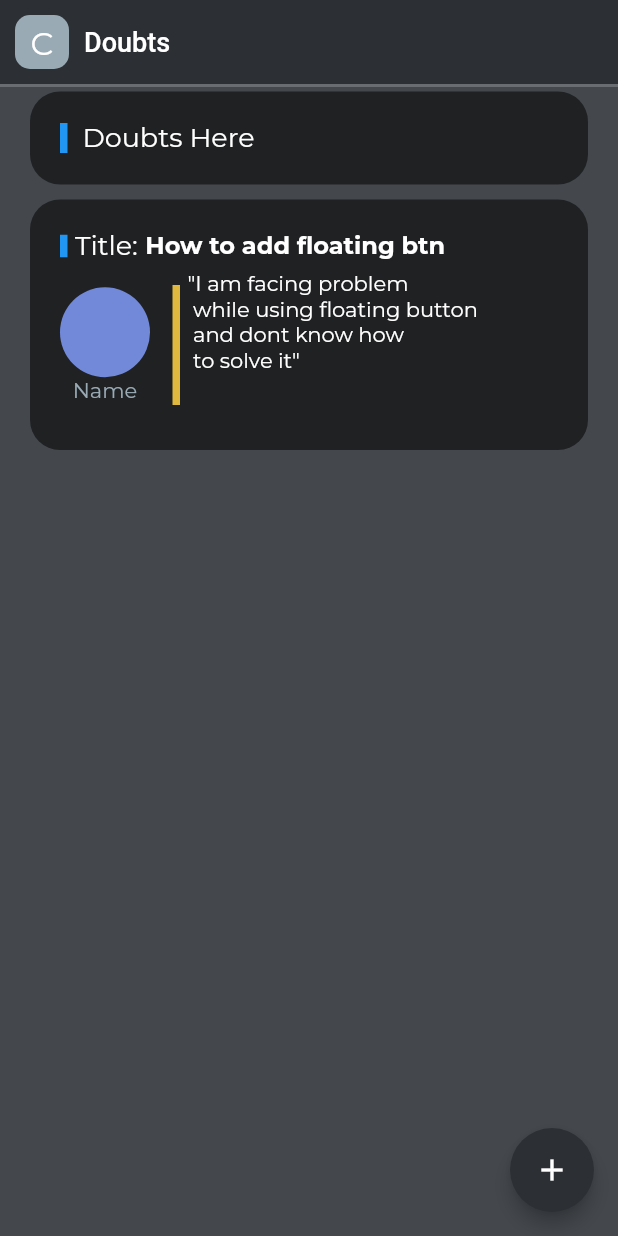
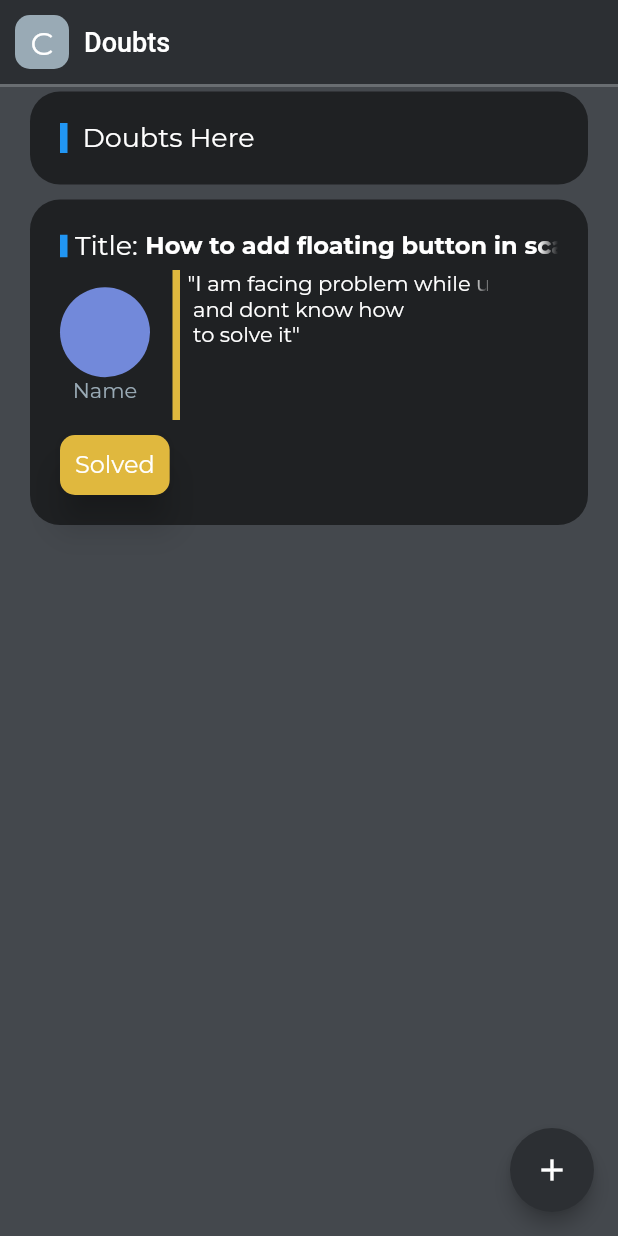
Before and after one commit to Ishwam-Garg/conatus-app-ui, a Flutter app: the doubt_page screen opened directly, on a phone screen of 412 x 824 dp. Run offline on Flutter 3.47's test engine with Material 2 defaults, Android fonts, the phone set to English and light mode, and no system bars; our stand-ins replace cloud_firestore, firebase_auth, firebase_core, google_fonts, google_sign_in, percent_indicator; accounts and stored records are empty.

Commit message:
Sample doubt made

```diff
--- a/lib/views/doubt pages/doubt_page.dart
+++ b/lib/views/doubt pages/doubt_page.dart
@@ -15,6 +15,8 @@ class doubt_page extends StatefulWidget {
 }
 
 class _doubt_pageState extends State<doubt_page> {
+
+
   //pass title, short description, and name of questinee to this widget
   Widget DoubtBox() {
     return GestureDetector(
@@ -33,23 +35,26 @@ class _doubt_pageState extends State<doubt_page> {
             children: <Widget>[
               Row(mainAxisAlignment: MainAxisAlignment.start,
                 children: [
-                  Container(
-                    child: Row(
-                      children: [
+                  Flexible(
+                    child: Container(
+                      child: Row(
+                        children: [
                         Container(height: 15,color: ColorPalette.BLUE_NORMAL,width: 5,),
                         SizedBox(width: 5,),
                         Text("Title:",style: TextStyle(fontSize: Unit.FONT_LARGE,color: Colors.white),),
                         SizedBox(width: 5,),
-                        SingleChildScrollView(
-                          scrollDirection: Axis.horizontal,
-                          child: Text('How to add floating btn',
-                            overflow: TextOverflow.ellipsis,
+                        Expanded(
+                          child: Text('How to add floating button in scaffold',//pass title text here
+                            maxLines: 1,
+                            softWrap: false,
+                            overflow: TextOverflow.fade,
                             style: TextStyle(fontSize: Unit.FONT_MEDIUM,
                                 color: Colors.white,
                                 fontWeight: FontWeight.bold),
                           ),
                         ),
                       ],),),
+                    ),
                 ],
               ),
               SizedBox(height: 5,),
@@ -73,56 +78,53 @@ class _doubt_pageState extends State<doubt_page> {
                   ),
                   SizedBox(width: 15,),
                   Container(
-                    child: Row(
+                    child:Expanded(
+                      child: Row(
                       children: [
                         Container(
                           width: 5,
-                          height: 80,
+                          height: 100,
                           color: ColorPalette.YELLOW,
                         ),
                         SizedBox(width: 5,),
-                        Column(
+                        Expanded(
+                          child:
+                          Column(
                           mainAxisAlignment: MainAxisAlignment.start,
                           crossAxisAlignment: CrossAxisAlignment.start,
                           children: [
-                            SingleChildScrollView(
-                              child: Container(
-                                height: 100,
-                                child: Text("\"I am facing problem \n while using floating button \n and dont know how \n to solve it\"",style: TextStyle(fontSize: Unit.FONT_SMALL,color: Colors.white),),
+                            Container(
+                              height: 100,
+                              constraints: BoxConstraints(maxWidth: 200),
+                              child: Text("\"I am facing problem while using floating button \n and dont know how \n to solve it\"", //past short description here
+                                overflow: TextOverflow.fade,
+                                softWrap: false,
+                                style: TextStyle(fontSize: Unit.FONT_SMALL,color: Colors.white),
                               ),
-                            )
+                            ),
                           ],
                         ),
+                        ),
                       ],
+                    ),
                     ),
                   ),
                 ],
               ),
-              /*
-            GestureDetector(
-              onTap: () {
-                /*
-                Navigator.push(
-                    context, CupertinoPageRoute(builder: (_) => Attendance()));
-                */
-              },
-              child: Align(
-                alignment: Alignment.centerRight,
-                child: Container(
-                  padding: EdgeInsets.symmetric(horizontal: 15, vertical: 8),
-                  decoration: BoxDecoration(
-                    borderRadius: BorderRadius.circular(7),
+              SizedBox(height: 10,),
+              Row(
+                children: [
+                  Material(
+                    elevation: 10,
+                    borderRadius: BorderRadius.circular(10),
                     color: ColorPalette.YELLOW,
+                    child: Container(
+                        padding: EdgeInsets.all(10),
+                        child: Text("Solved",style: TextStyle(fontSize: Unit.FONT_MEDIUM,color: ColorPalette.SELECTED_NAV_BAR),),
+                    ),
                   ),
-                  child: Text(
-                    'SHOW',
-                    style: TextStyle(fontSize: Unit.FONT_MEDIUM,
-                        color: Colors.white,
-                        fontWeight: FontWeight.bold),
-                  ),
-                ),
+                ],
               ),
-            ),*/
             ],
           )),
     );
@@ -131,6 +133,7 @@ class _doubt_pageState extends State<doubt_page> {
 
   @override
   Widget build(BuildContext context) {
+
     return Scaffold(
       appBar: CustomAppBar.appBar(title: "Doubts",),
       backgroundColor: ColorPalette.PRIMARY_BG,
--- a/lib/views/profile_pages/profile_page.dart
+++ b/lib/views/profile_pages/profile_page.dart
@@ -155,7 +155,6 @@ class _ProfilePageState extends State<ProfilePage> {
                 Column(
                   crossAxisAlignment: CrossAxisAlignment.start,
                   children: <Widget>[
-                    SizedBox(height: 20),
                     Text(
                       'name',
                       style: TextStyle(color: Colors.white, fontSize: Unit.FONT_LARGER),
```
Also changed, not shown: lib/Non-User-Pages/Non-User-homepage.dart (+31 -1 lines), lib/views/home_pages/home_page.dart (+2 -26 lines).
